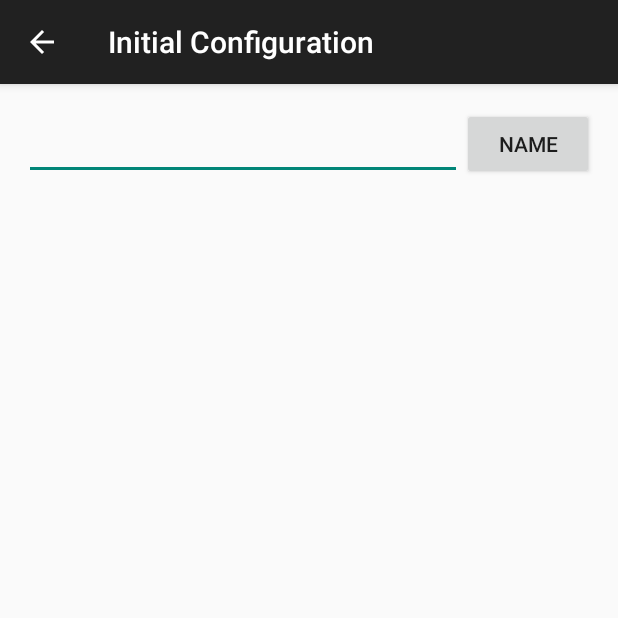
After one commit to connorwstein/IoTManager, an Android app: the InitialDeviceConfiguration screen opened directly, with no data from a screen before it, on a phone screen of 412 x 824 dp, the top half of it. The commit adds this screen. Run offline under Robolectric (Android 15) with nearby library versions, the phone set to English and light mode, and no system bars.

```diff
--- a/app/src/main/java/com/example/connorstein/sockethelloworld/AvailableNetworks.java
+++ b/app/src/main/java/com/example/connorstein/sockethelloworld/AvailableNetworks.java
@@ -38,7 +38,7 @@ public class AvailableNetworks extends AppCompatActivity {
     protected void onCreate(Bundle savedInstanceState) {
         super.onCreate(savedInstanceState);
         setContentView(R.layout.activity_device);
-        selectedDevice=getIntent().getStringExtra("Device");
+        selectedDevice=getIntent().getStringExtra("Name");
         setTitle(selectedDevice);
         Log.i(TAG, "Device: " + selectedDevice);
         manager=(WifiManager) getSystemService(Context.WIFI_SERVICE);
--- a/app/src/main/java/com/example/connorstein/sockethelloworld/Connect.java
+++ b/app/src/main/java/com/example/connorstein/sockethelloworld/Connect.java
@@ -86,7 +86,7 @@ public class Connect extends AsyncTask<Object,Void,Boolean>{
             Toast.makeText(context,"Invalid network parameters, make sure password is correct. It may be required to reconnect to the device on the previous page.",Toast.LENGTH_LONG).show();
         }
         else if(connectAndStartDeviceActivity){
-            Intent newActivity = new Intent(context, AvailableNetworks.class);
+            Intent newActivity = new Intent(context, InitialDeviceConfiguration.class);
             newActivity.addFlags(Intent.FLAG_ACTIVITY_NEW_TASK);
             newActivity.putExtra("Device", network.ssid);
             context.startActivity(newActivity);
--- a/app/src/main/java/com/example/connorstein/sockethelloworld/ConnectDeviceToRouter.java
+++ b/app/src/main/java/com/example/connorstein/sockethelloworld/ConnectDeviceToRouter.java
@@ -29,7 +29,7 @@ public class ConnectDeviceToRouter extends AsyncTask<Object, Integer, Integer> {
         network=(Network)args[0];
         context=(Context)args[1];
         progressDialog=(ProgressDialog)args[2];
-        data=network.ssid+";"+network.password;
+        data="Connect:"+network.ssid+";"+network.password;
         if(send(data)!=0){
             progressDialog.dismiss();
             return -1;
--- /dev/null
+++ b/app/src/main/java/com/example/connorstein/sockethelloworld/InitialDeviceConfiguration.java
@@ -0,0 +1,81 @@
+package com.example.connorstein.sockethelloworld;
+
+import android.app.ProgressDialog;
+import android.content.Intent;
+import android.support.v7.app.ActionBarActivity;
+import android.os.Bundle;
+import android.support.v7.app.AppCompatActivity;
+import android.util.Log;
+import android.view.Menu;
+import android.view.MenuItem;
+import android.view.View;
+import android.widget.Button;
+import android.widget.EditText;
+
+import java.io.PrintWriter;
+import java.net.Socket;
+
+
+public class InitialDeviceConfiguration extends AppCompatActivity {
+    private EditText nameDevice;
+    private Button nameDeviceSubmit;
+    private static final String TAG="sure2015test";
+
+    @Override
+    protected void onCreate(Bundle savedInstanceState) {
+        super.onCreate(savedInstanceState);
+        setContentView(R.layout.activity_initial_device_configuration);
+        //Name:
+        setTitle("Initial Configuration");
+        nameDevice=(EditText)findViewById(R.id.nameDevice);
+        nameDeviceSubmit=(Button)findViewById(R.id.nameDeviceSubmit);
+        nameDeviceSubmit.setOnClickListener(new View.OnClickListener() {
+            @Override
+            public void onClick(View v) {
+                final ProgressDialog p = new ProgressDialog(InitialDeviceConfiguration.this);
+                p.setMessage("Sending name..");
+                p.show();
+                Log.i(TAG, "Clicked name button");
+                new Thread(new Runnable() {
+                    public void run() {
+                        Socket s = null;
+                        PrintWriter out;
+                        try {
+                            s = new Socket("192.168.4.1", 80);
+                            out = new PrintWriter(s.getOutputStream());
+                            out.write("Name:" + nameDevice.getText().toString());
+                            out.flush();
+                        } catch (Exception e) {
+                            Log.i(TAG, "Exception " + e.getMessage());
+                        }
+                        p.dismiss();
+                        Intent startAvailableNetworks = new Intent(InitialDeviceConfiguration.this,AvailableNetworks.class);
+                        startAvailableNetworks.putExtra("Name",nameDevice.getText().toString());
+                        startActivity(startAvailableNetworks);
+                    }
+
+                }).start();
+            }
+        });
+    }
+
+    @Override
+    public boolean onCreateOptionsMenu(Menu menu) {
+        // Inflate the menu; this adds items to the action bar if it is present.
+        getMenuInflater().inflate(R.menu.menu_initial_device_configuration, menu);
+        return true;
+    }
+
+    @Override
+    public boolean onOptionsItemSelected(MenuItem item) {
+        // Handle action bar item clicks here. The action bar will
+        // automatically handle clicks on the Home/Up button, so long
+        // as you specify a parent activity in AndroidManifest.xml.
+        int id = item.getItemId();
+
+        //noinspection SimplifiableIfStatement
+
+
+        return super.onOptionsItemSelected(item);
+    }
+}
--- a/app/src/main/res/layout/activity_main.xml
+++ b/app/src/main/res/layout/activity_device_category.xml
@@ -4,13 +4,12 @@
     android:paddingRight="@dimen/activity_horizontal_margin"
     android:paddingTop="@dimen/activity_vertical_margin"
     android:paddingBottom="@dimen/activity_vertical_margin"
-    tools:context="com.example.connorstein.sockethelloworld.MainActivity"
-    android:id="@+id/RelativeLayout">
+    tools:context="com.example.connorstein.sockethelloworld.DeviceCategory">
 
     <ListView
         android:layout_width="wrap_content"
         android:layout_height="wrap_content"
-        android:id="@+id/devices"
+        android:id="@+id/devicesListView"
         android:layout_alignParentTop="true"
         android:layout_alignParentLeft="true"
         android:layout_alignParentStart="true" />
--- /dev/null
+++ b/app/src/main/res/layout/activity_initial_device_configuration.xml
@@ -0,0 +1,29 @@
+<RelativeLayout xmlns:android="http://schemas.android.com/apk/res/android"
+    xmlns:tools="http://schemas.android.com/tools" android:layout_width="match_parent"
+    android:layout_height="match_parent" android:paddingLeft="@dimen/activity_horizontal_margin"
+    android:paddingRight="@dimen/activity_horizontal_margin"
+    android:paddingTop="@dimen/activity_vertical_margin"
+    android:paddingBottom="@dimen/activity_vertical_margin"
+    tools:context="com.example.connorstein.sockethelloworld.InitialDeviceConfiguration">
+
+    <Button
+        android:layout_width="wrap_content"
+        android:layout_height="wrap_content"
+        android:text="Name"
+        android:id="@+id/nameDeviceSubmit"
+        android:layout_alignParentTop="true"
+        android:layout_alignParentRight="true"
+        android:layout_alignParentEnd="true" />
+
+    <EditText
+        android:layout_width="wrap_content"
+        android:layout_height="wrap_content"
+        android:id="@+id/nameDevice"
+        android:layout_alignParentLeft="true"
+        android:layout_alignParentStart="true"
+        android:layout_alignBottom="@+id/nameDeviceSubmit"
+        android:layout_toLeftOf="@+id/nameDeviceSubmit"
+        android:layout_toStartOf="@+id/nameDeviceSubmit"
+        android:inputType="text" />
+
+</RelativeLayout>
--- /dev/null
+++ b/app/src/main/res/menu/menu_initial_device_configuration.xml
@@ -0,0 +1,6 @@
+<menu xmlns:android="http://schemas.android.com/apk/res/android"
+    xmlns:app="http://schemas.android.com/apk/res-auto"
+    xmlns:tools="http://schemas.android.com/tools"
+    tools:context="com.example.connorstein.sockethelloworld.InitialDeviceConfiguration">
+
+</menu>
--- a/app/src/main/res/menu/menu_main.xml
+++ b/app/src/main/res/menu/menu_main.xml
@@ -5,9 +5,5 @@
         android:title="@string/add_device"
         android:orderInCategory="100"
         app:showAsAction="always" />
-    <item android:id="@+id/broadcast_for_device_ips"
-        android:title="@string/broadcast_for_device_ips"
-        android:orderInCategory="100"
-        app:showAsAction="always" />
 
 </menu>
--- a/app/src/main/res/values/strings.xml
+++ b/app/src/main/res/values/strings.xml
@@ -12,4 +12,6 @@
     <string name="add_device">Add</string>
     <string name="broadcast_for_device_ips">Broadcast</string>
     <string name="title_activity_device_configuration">DeviceConfiguration</string>
+    <string name="title_activity_device_category">DeviceCategory</string>
+    <string name="title_activity_initial_device_configuration">InitialDeviceConfiguration</string>
 </resources>
```
Also changed, not shown: app/src/main/AndroidManifest.xml (+13 -5 lines), app/src/main/java/com/example/connorstein/sockethelloworld/DeviceCategory.java (added, +66 -0 lines), app/src/main/java/com/example/connorstein/sockethelloworld/ImageAdapter.java (added, +48 -0 lines), app/src/main/java/com/example/connorstein/sockethelloworld/MainActivity.java (+32 -27 lines), app/src/main/res/layout/main.xml (added, +16 -0 lines), app/src/main/res/menu/menu_device_category.xml (added, +10 -0 lines), app/src/main/res/drawable/lights.jpg (added), app/src/main/res/drawable/thermometer.jpg (added).
